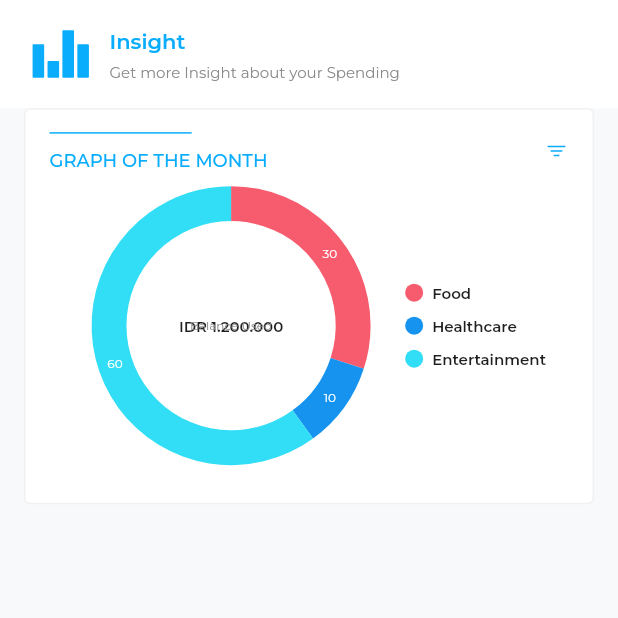
After one commit to Fadzaa/flutter-weMoney-getx, a Flutter app: the InsightView screen opened by its route, on a phone screen of 412 x 824 dp, the top half of it. The commit adds this screen. Run offline on Flutter 3.47's test engine with Material 2 defaults, Android fonts, the phone set to English and light mode, and no system bars; our stand-ins replace flutter_svg, get, google_fonts, introduction_screen, mask_text_input_formatter, persistent_bottom_nav_bar and 2 more; missing offline and left inert: syncfusion_flutter_core.

Commit message:
feat: [FA] add insight page and chart

```diff
--- a/lib/app/features/home_page/components/list_transaction.dart
+++ b/lib/app/features/home_page/components/list_transaction.dart
@@ -4,12 +4,39 @@ import 'package:we_money_getx/app/global_components/common_heading.dart';
 import 'package:we_money_getx/common/helper/index.dart';
 
 import '../../../../common/routes/app_pages.dart';
+import '../../../model/transaction.dart';
 
 class ListTransaction extends StatelessWidget {
   const ListTransaction({super.key});
 
   @override
   Widget build(BuildContext context) {
+
+    List<Transaction> transactions = [
+      Transaction(
+        paymentMethod: 'GOPAY',
+        phoneNumber: '+62895639090806',
+        description: 'PIZZA HUT PEPPERONI LARGE',
+        time: '10:00 AM',
+        amount: -150000,
+      ),
+      Transaction(
+        paymentMethod: 'GOPAY',
+        phoneNumber: '+62895639090806',
+        description: 'Some Transaction',
+        time: '11:30 AM',
+        amount: -50000,
+      ),
+      Transaction(
+        paymentMethod: 'OVO',
+        phoneNumber: '+62895639090806',
+        description: 'Coffee Shop',
+        time: '01:15 PM',
+        amount: -25000,
+      ),
+      // Add more transactions as needed
+    ];
+
     double width = MediaQuery.of(context).size.width;
     double height = MediaQuery.of(context).size.height;
     return Column(
--- /dev/null
+++ b/lib/app/features/insight/insight_view.dart
@@ -0,0 +1,178 @@
+import 'package:flutter/material.dart';
+import 'package:flutter_svg/flutter_svg.dart';
+import 'package:get/get.dart';
+import 'package:syncfusion_flutter_charts/charts.dart';
+
+import '../../../common/helper/index.dart';
+import '../../model/chart.dart';
+
+class InsightView extends GetView {
+  const InsightView({super.key});
+
+  @override
+  Widget build(BuildContext context) {
+    double width = MediaQuery.of(context).size.width;
+    double height = MediaQuery.of(context).size.height;
+
+    final List<ChartData> chartData = [
+      ChartData('Food', 30, Color(0xFFF65C6E)),
+      ChartData('Healthcare', 10, Color(0xFF1593EF)),
+      ChartData('Entertainment', 60, Color(0xFF32DEF5)),
+
+
+    ];
+
+    return Scaffold(
+      backgroundColor: Color(0xFFF7F9FA),
+      body: Column(
+        crossAxisAlignment: CrossAxisAlignment.start,
+        children: [
+          Container(
+            width: width,
+            height: height * 0.0875,
+            padding: EdgeInsets.symmetric(horizontal: 18, vertical: 12),
+            decoration: const BoxDecoration(
+              color: Colors.white,
+              // borderRadius: BorderRadius.only(
+              //     topRight: Radius.circular(16),
+              //     bottomRight: Radius.circular(16)),
+            ),
+            child: Row(
+              children: [
+                SvgPicture.asset(
+                  "assets/icon/icon_insight_active.svg",
+                  width: 45,
+                  height: 45,
+                ),
+                const SizedBox(
+                  width: 10,
+                ),
+                Column(
+                  mainAxisAlignment: MainAxisAlignment.spaceEvenly,
+                  crossAxisAlignment: CrossAxisAlignment.start,
+                  children: [
+                    Text(
+                      "Insight",
+                      style: tsPrimaryMedium.copyWith(
+                          fontSize: 14, fontWeight: FontWeight.w600),
+                    ),
+
+                    Text(
+                      "Get more Insight about your Spending",
+                      style: tsCommonHeadingCard,
+                    ),
+
+                  ],
+                )
+              ],
+            ),
+          ),
+
+          Padding(
+            padding: const EdgeInsets.symmetric(horizontal: 16),
+            child: Column(
+              children: [
+              Container(
+              width: width,
+              padding: const EdgeInsets.symmetric(
+                vertical: 15,
+              ),
+              decoration: BoxDecoration(
+                  color: Colors.white,
+                  borderRadius: BorderRadius.circular(4),
+                  border: Border.all(color: lineColor, width: 1)
+              ),
+              child: Column(
+                crossAxisAlignment: CrossAxisAlignment.start,
+                children: [
+                  Padding(
+                      padding: EdgeInsets.symmetric(horizontal: 16),
+                      child: Column(
+                        crossAxisAlignment: CrossAxisAlignment.start,
+                        children: [
+                          Row(
+                            mainAxisAlignment: MainAxisAlignment.spaceBetween,
+                            children: [
+                              Column(
+                                crossAxisAlignment: CrossAxisAlignment.start,
+                                children: [
+                                  Container(
+                                    color: primaryColor,
+                                    height: 1,
+                                    width: width * 0.23,
+                                    margin: EdgeInsets.only(bottom: 10),
+                                  ),
+                                  Text(
+                                    "GRAPH OF THE MONTH",
+                                    style: tsPrimaryMedium.copyWith(
+                                        fontSize: 12,
+                                    ),
+                                  ),
+                                ],
+                              ),
+
+                              SvgPicture.asset("assets/icon_filter.svg")
+
+                            ],
+                          ),
+
+                          Container(
+                            width: width,
+                            height: height * 0.25,
+                              child: SfCircularChart(
+                                  legend: Legend(
+                                      isVisible: true,
+                                    position: LegendPosition.right,
+                                    textStyle: tsCommonHeadingList
+                                  ),
+                                  annotations: <CircularChartAnnotation>[
+                                    CircularChartAnnotation(
+                                      verticalAlignment: ChartAlignment.near,
+                                      widget:
+                                      Container(
+                                        child: Text("IDR 1.200.000", style: tsCommonHeadingList,),
+                                      ),
+                                    ),
+                                    CircularChartAnnotation(
+                                      verticalAlignment: ChartAlignment.far,
+                                      widget:
+                                      Container(
+                                          child: Text("Balance Used", style: tsCommonSubheadingList,),
+                                      ),
+                                    ),
+
+                                  ],
+                                  series: <CircularSeries>[
+                                    // Renders doughnut chart
+                                    DoughnutSeries<ChartData, String>(
+                                      radius: '100%',
+                                        dataSource: chartData,
+                                      dataLabelSettings: DataLabelSettings(
+                                          isVisible:true,
+                                        textStyle: tsCommonSubheadingList.copyWith(color: Colors.white),
+                                      ),
+                                        pointColorMapper:(ChartData data,  _) => data.color,
+                                        xValueMapper: (ChartData data, _) => data.x,
+                                        yValueMapper: (ChartData data, _) => data.y,
+                                      innerRadius: '75%',
+                                    )
+                                  ]
+                              )
+                          )
+
+
+                        ],
+                      )),
+
+                ],
+              ),
+            )
+              ],
+            ),
+          )
+
+        ],
+      ),
+    );
+  }
+}
--- a/lib/app/initial_pages/navbar/navbar.dart
+++ b/lib/app/initial_pages/navbar/navbar.dart
@@ -5,10 +5,10 @@ import 'package:persistent_bottom_nav_bar/persistent_tab_view.dart';
 import 'package:we_money_getx/app/features/balance_detail/detail_balance_view.dart';
 import 'package:we_money_getx/app/features/edit_profile/edit_profile_view.dart';
 import 'package:we_money_getx/app/features/home_page/home_page_view.dart';
+import 'package:we_money_getx/app/features/insight/insight_view.dart';
 import 'package:we_money_getx/app/features/manual_transaction/manual_transaction_view.dart';
 import 'package:we_money_getx/app/features/profile_screen/profile_screen_view.dart';
 import 'package:we_money_getx/app/features/saving_page/saving_page_view.dart';
-import 'package:we_money_getx/common/helper/colors.dart';
 import 'package:we_money_getx/common/helper/index.dart';
 import 'package:we_money_getx/common/routes/app_pages.dart';
 
@@ -24,7 +24,7 @@ class Navbar extends StatelessWidget {
     List<Widget> _buildScreens() {
       return [
         HomePageView(),
-        Container(child: Center(child: Text("Insight Page"),),),
+        InsightView(),
         Container(),
         SavingPage(),
         ProfileScreenView(),
--- /dev/null
+++ b/lib/app/model/chart.dart
@@ -0,0 +1,8 @@
+import 'package:flutter/material.dart';
+
+class ChartData {
+  ChartData(this.x, this.y, this.color);
+  final String x;
+  final double y;
+  final Color color;
+}
--- /dev/null
+++ b/lib/app/model/transaction.dart
@@ -0,0 +1,15 @@
+class Transaction {
+  final String paymentMethod;
+  final String phoneNumber;
+  final String description;
+  final String time;
+  final double amount;
+
+  Transaction({
+    required this.paymentMethod,
+    required this.phoneNumber,
+    required this.description,
+    required this.time,
+    required this.amount,
+  });
+}
--- a/lib/common/routes/app_pages.dart
+++ b/lib/common/routes/app_pages.dart
@@ -1,5 +1,6 @@
 import 'package:get/get.dart';
 import 'package:we_money_getx/app/features/edit_profile/edit_profile_view.dart';
+import 'package:we_money_getx/app/features/insight/insight_view.dart';
 import 'package:we_money_getx/app/features/manual_transaction/manual_transaction_binding.dart';
 import 'package:we_money_getx/app/features/manual_transaction/manual_transaction_controller.dart';
 import 'package:we_money_getx/app/features/privacy_policy/privacy_policy_view.dart';
@@ -107,6 +108,12 @@ class AppPages {
       // binding: OnboardingScreenBinding(),
       // transition: Transition.noTransition
     ),
+    GetPage(
+      name: _Paths.INSIGHT_PAGE,
+      page: () => InsightView(),
+      // binding: OnboardingScreenBinding(),
+      // transition: Transition.noTransition
+    ),
 
 
   ];
--- a/lib/common/routes/app_routes.dart
+++ b/lib/common/routes/app_routes.dart
@@ -16,6 +16,7 @@ abstract class Routes {
   static const NAVBAR = _Paths.NAVBAR ;
   static const PROFILE_PAGE = _Paths.PROFILE_PAGE ;
   static const SAVING_PAGE = _Paths.SAVING_PAGE ;
+  static const INSIGHT_PAGE = _Paths.INSIGHT_PAGE ;
 }
 
 abstract class _Paths {
@@ -35,4 +36,5 @@ abstract class _Paths {
   static const PROFILE_PAGE  = '/profile';
   static const SAVING_PAGE  = '/saving-page';
   static const PRIVACY_POLICY = '/privacy-policy';
+  static const INSIGHT_PAGE = '/insight';
 }
--- a/pubspec.yaml
+++ b/pubspec.yaml
@@ -38,6 +38,7 @@ dependencies:
   mask_text_input_formatter: ^2.5.0
   intl: ^0.18.1
   syncfusion_flutter_sliders: ^23.1.44
+  syncfusion_flutter_charts: ^23.1.44
 
   # The following adds the Cupertino Icons font to your application.
   # Use with the CupertinoIcons class for iOS style icons.
```
Also changed, not shown: pubspec.lock.
